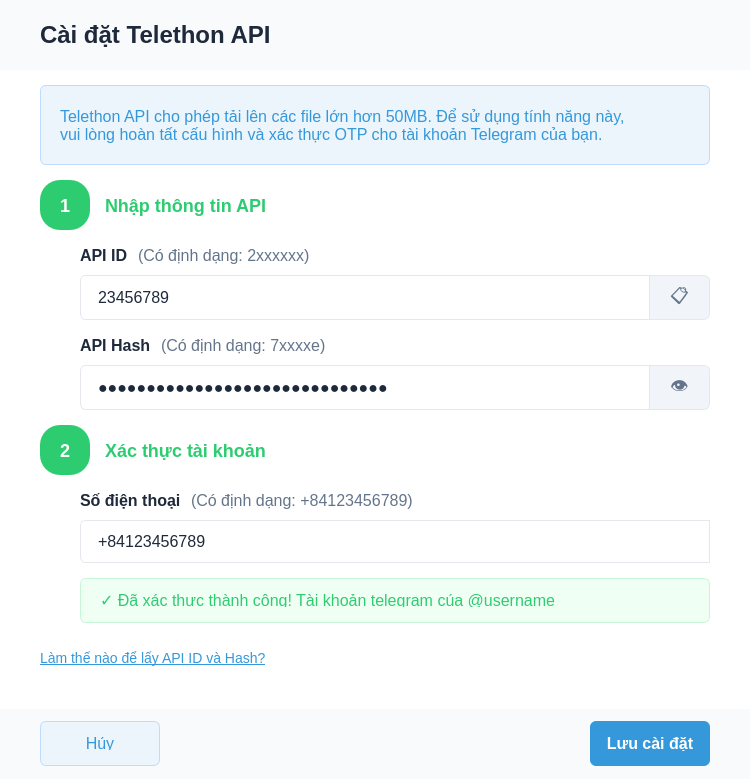
The window that src/ui/qt_designer/telethon_modal.ui (henrylenguyen/telegram-video-uploader) describes before a commit, drawn with Qt 5.
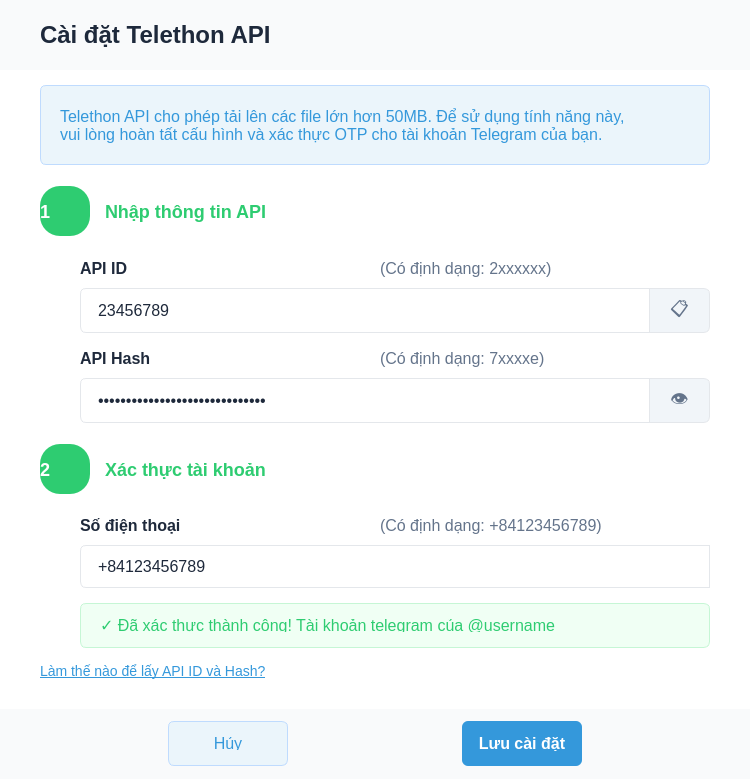
The same window after the commit.

Patch:
```diff
--- a/src/ui/qt_designer/telethon_modal.ui
+++ b/src/ui/qt_designer/telethon_modal.ui
@@ -284,9 +284,10 @@
            <string>1</string>
           </property>
           <property name="alignment">
-           <set>Qt::AlignmentFlag::AlignCenter</set>
-          </property>
-          <property name="class" stdset="0">
+                                            <set>Qt.AlignCenter</set>
+                                        </property>
+                                        <property name="class"
+                                                  stdset="0">
            <string>stepNumber</string>
           </property>
          </widget>
@@ -309,9 +310,10 @@
         <item>
          <spacer name="horizontalSpacer_3">
           <property name="orientation">
-           <enum>Qt::Orientation::Horizontal</enum>
-          </property>
-          <property name="sizeHint" stdset="0">
+                                            <enum>Qt.Horizontal</enum>
+                                        </property>
+                                        <property name="sizeHint"
+                                                  stdset="0">
            <size>
             <width>40</width>
             <height>20</height>
@@ -368,9 +370,10 @@
             <item>
              <spacer name="horizontalSpacer_4">
               <property name="orientation">
-               <enum>Qt::Orientation::Horizontal</enum>
-              </property>
-              <property name="sizeHint" stdset="0">
+                                                            <enum>Qt.Horizontal</enum>
+                                                        </property>
+                                                        <property name="sizeHint"
+                                                                  stdset="0">
                <size>
                 <width>40</width>
                 <height>20</height>
@@ -480,9 +483,10 @@
             <item>
              <spacer name="horizontalSpacer_5">
               <property name="orientation">
-               <enum>Qt::Orientation::Horizontal</enum>
-              </property>
-              <property name="sizeHint" stdset="0">
+                                                            <enum>Qt.Horizontal</enum>
+                                                        </property>
+                                                        <property name="sizeHint"
+                                                                  stdset="0">
                <size>
                 <width>40</width>
                 <height>20</height>
@@ -515,7 +519,7 @@
                <string>••••••••••••••••••••••••••••••</string>
               </property>
               <property name="echoMode">
-               <enum>QLineEdit::EchoMode::Password</enum>
+                                                            <enum>QLineEdit.Password</enum>
               </property>
              </widget>
             </item>
@@ -589,9 +593,10 @@
            <string>2</string>
           </property>
           <property name="alignment">
-           <set>Qt::AlignmentFlag::AlignCenter</set>
-          </property>
-          <property name="class" stdset="0">
+                                            <set>Qt.AlignCenter</set>
+                                        </property>
+                                        <property name="class"
+                                                  stdset="0">
            <string>stepNumber</string>
           </property>
          </widget>
@@ -614,9 +619,10 @@
         <item>
          <spacer name="horizontalSpacer_6">
           <property name="orientation">
-           <enum>Qt::Orientation::Horizontal</enum>
-          </property>
-          <property name="sizeHint" stdset="0">
+                                            <enum>Qt.Horizontal</enum>
+                                        </property>
+                                        <property name="sizeHint"
+                                                  stdset="0">
            <size>
             <width>40</width>
             <height>20</height>
@@ -673,9 +679,10 @@
             <item>
              <spacer name="horizontalSpacer_7">
               <property name="orientation">
-               <enum>Qt::Orientation::Horizontal</enum>
-              </property>
-              <property name="sizeHint" stdset="0">
+                                                            <enum>Qt.Horizontal</enum>
+                                                        </property>
+                                                        <property name="sizeHint"
+                                                                  stdset="0">
                <size>
                 <width>40</width>
                 <height>20</height>
@@ -753,7 +760,7 @@
          <string>&lt;a href=&quot;#&quot; style=&quot;color: #3498DB;&quot;&gt;Làm thế nào để lấy API ID và Hash?&lt;/a&gt;</string>
         </property>
         <property name="textFormat">
-         <enum>Qt::TextFormat::RichText</enum>
+                                    <enum>Qt.RichText</enum>
         </property>
         <property name="openExternalLinks">
          <bool>false</bool>
@@ -832,9 +839,10 @@
       <item>
        <spacer name="horizontalSpacer">
         <property name="orientation">
-         <enum>Qt::Orientation::Horizontal</enum>
-        </property>
-        <property name="sizeHint" stdset="0">
+                                    <enum>Qt.Horizontal</enum>
+                                </property>
+                                <property name="sizeHint"
+                                          stdset="0">
          <size>
           <width>40</width>
           <height>20</height>
```
Left out of the diff: 179 changed lines with no effect on the pictures. Lines whose indentation alone changed are shown as unchanged.
